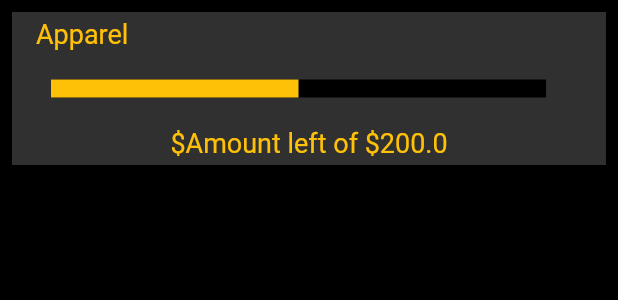
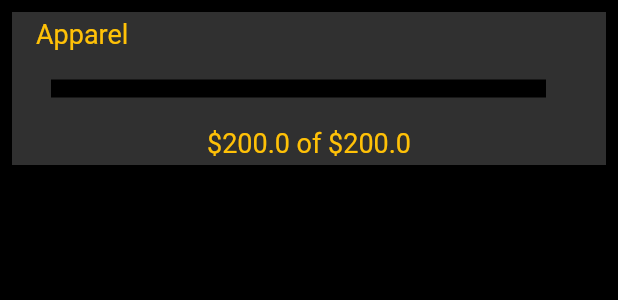
Before and after one commit to Apex-Finance/Finance-Main, a Flutter app: the BudgetListTile widget shown alone on an empty page, opened directly with sample values from the repository, on a phone screen of 412 x 824 dp. Shown: the top 300 px of the screen. Run offline on Flutter 3.47's test engine with Material 2 defaults, Android fonts, the phone set to English and light mode, and no system bars; drawn by our look-alikes of auto_size_text, percent_indicator; our stand-ins replace google_fonts, introduction_screen; missing offline and left inert: keyboard_avoider.

Commit message:
transaction list

```diff
--- a/Plutus/lib/screens/budget_screen.dart
+++ b/Plutus/lib/screens/budget_screen.dart
@@ -90,6 +90,8 @@ class _BudgetScreenState extends State<BudgetScreen> {
                                     color: Theme.of(context).primaryColor),
                               ),
                               Row(
+                                mainAxisAlignment:
+                                    MainAxisAlignment.spaceBetween,
                                 children: [
                                   Column(
                                     crossAxisAlignment:
@@ -111,9 +113,6 @@ class _BudgetScreenState extends State<BudgetScreen> {
                                             fontSize: 18),
                                       ),
                                     ],
-                                  ),
-                                  SizedBox(
-                                    width: 150,
                                   ),
                                   Column(
                                     crossAxisAlignment:
--- a/Plutus/lib/widgets/budget_list_tile.dart
+++ b/Plutus/lib/widgets/budget_list_tile.dart
@@ -15,6 +15,14 @@ class BudgetListTile extends StatefulWidget {
 
 class _BudgetListTileState extends State<BudgetListTile> {
   var _expanded = false;
+
+  double get totalTransactions {
+    var sum = 0.0;
+    for (var i = 0; i < widget.budget.transactions.length; i++) {
+      sum += widget.budget.transactions[i].amount;
+    }
+    return sum;
+  }
 
   @override
   Widget build(BuildContext context) {
@@ -47,7 +55,9 @@ class _BudgetListTileState extends State<BudgetListTile> {
                   new LinearPercentIndicator(
                     width: 350.0,
                     lineHeight: 12.0,
-                    percent: 0.5,
+                    percent: widget.budget.transactions == null
+                        ? 0.0
+                        : totalTransactions / widget.budget.amount,
                     backgroundColor: Colors.black,
                     progressColor: Colors.amber,
                   ),
@@ -55,7 +65,7 @@ class _BudgetListTileState extends State<BudgetListTile> {
                     height: 20,
                   ),
                   Text(
-                    '\$Amount left of \$${widget.budget.amount}',
+                    '\$${widget.budget.amount - totalTransactions} of \$${widget.budget.amount}',
                     style: TextStyle(
                         color: Theme.of(context).primaryColor, fontSize: 18),
                   ),
@@ -65,13 +75,40 @@ class _BudgetListTileState extends State<BudgetListTile> {
             if (_expanded)
               Container(
                 padding: EdgeInsets.symmetric(horizontal: 15, vertical: 4),
-                color: Colors.blue,
-                height: 30,
-                child: Text(
-                  'list of transactions',
-                  style: TextStyle(
-                      color: Theme.of(context).primaryColor, fontSize: 18),
-                ),
+                color: Colors.grey[550],
+                height: 100,
+                child: widget.budget.transactions == null
+                    ? Text(
+                        'No transaction has been added yet',
+                        style: TextStyle(
+                            color: Theme.of(context).primaryColor,
+                            fontSize: 18),
+                        textAlign: TextAlign.center,
+                      )
+                    : ListView(
+                        children: widget.budget.transactions
+                            .map(
+                              (trans) => Row(
+                                mainAxisAlignment:
+                                    MainAxisAlignment.spaceBetween,
+                                children: [
+                                  Text(
+                                    trans.title,
+                                    style: TextStyle(
+                                        color: Theme.of(context).primaryColor,
+                                        fontSize: 18),
+                                  ),
+                                  Text(
+                                    '\$${trans.amount}',
+                                    style: TextStyle(
+                                        color: Theme.of(context).primaryColor,
+                                        fontSize: 18),
+                                  )
+                                ],
+                              ),
+                            )
+                            .toList(),
+                      ),
               ),
           ],
         ),
```
Also changed, not shown: Plutus/lib/widgets/budget_form.dart (+34 -1 lines).
